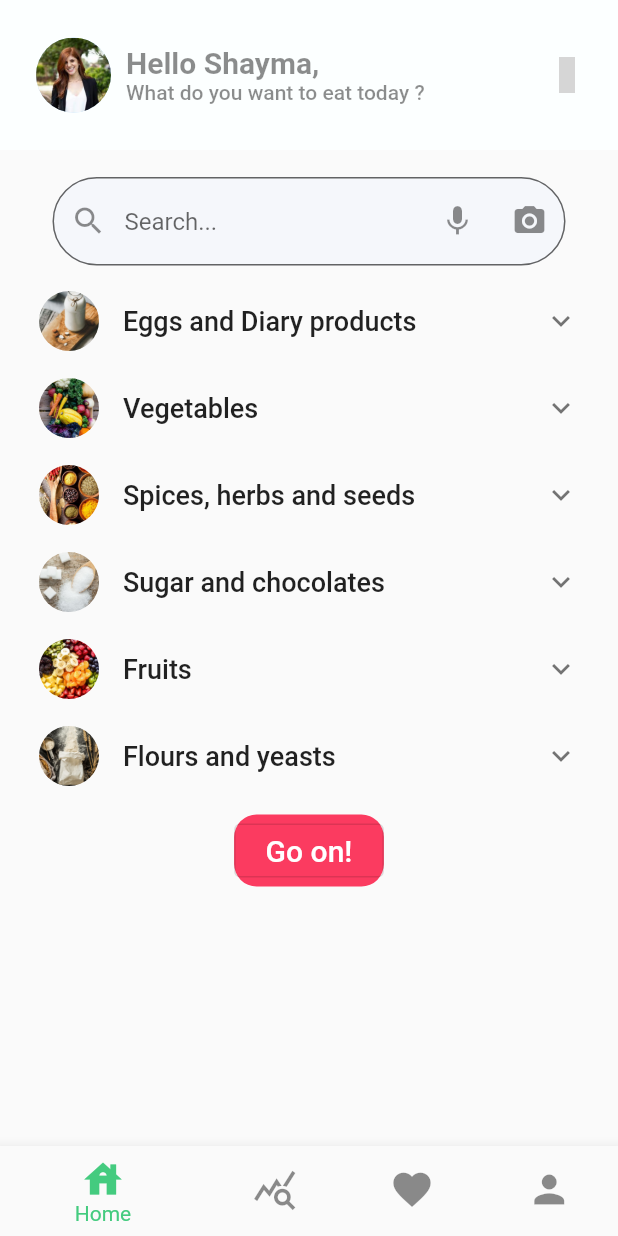
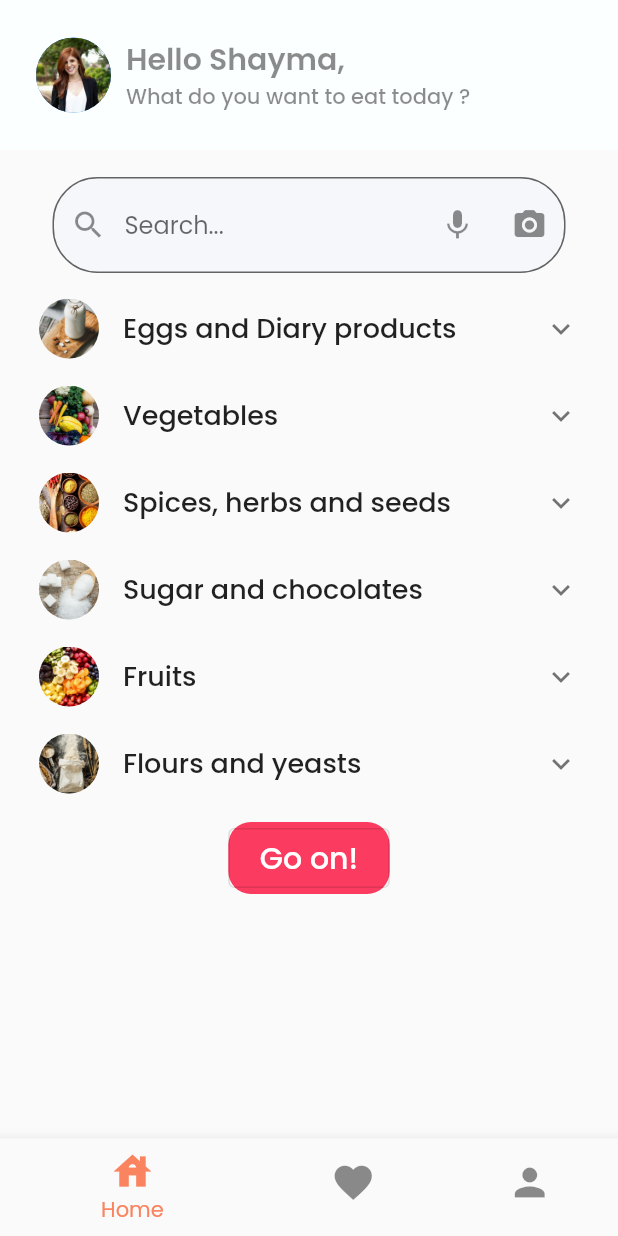
Before and after one commit to MaryemJaouadii/Foody, a Flutter app: the screen it shows after launch, on a phone screen of 412 x 824 dp. Run offline on Flutter 3.47's test engine with Material 2 defaults, Android fonts, the light colour scheme and no system bars; drawn by our look-alikes of searchfield; our stand-ins replace camera, cloud_firestore, firebase_auth, firebase_core, iconsax, speech_to_text and 2 more; missing offline and left inert: tflite; accounts and stored records are empty; project files that could hold a hidden picture were left out; grey boxes are pictures that could not be loaded.

Commit message:
fix BottomNavigationBar

```diff
--- a/lib/Models/Ingredient.dart
+++ b/lib/Models/Ingredient.dart
@@ -68,4 +68,6 @@ class IngredientView {
   }
 
   static String getTotalIngredients() => selectedIngredientsNames.join(" ");
+  static String getTotalIngredientsMessage() =>
+      selectedIngredientsNames.join(", ");
 }
--- a/lib/Widgets/myAppBar.dart
+++ b/lib/Widgets/myAppBar.dart
@@ -1,8 +1,4 @@
 import 'package:flutter/material.dart';
-import 'package:foodproject/constants.dart';
-import 'package:foodproject/screens/favoriteRecipes.dart';
-import 'package:iconsax/iconsax.dart';
-import 'package:path/path.dart';
 
 class myAppBar extends StatelessWidget implements PreferredSizeWidget {
   const myAppBar({Key? key}) : super(key: key);
@@ -10,7 +6,7 @@ class myAppBar extends StatelessWidget implements PreferredSizeWidget {
   @override
   Widget build(BuildContext context) {
     return AppBar(
-      automaticallyImplyLeading: false ,
+      automaticallyImplyLeading: false,
       backgroundColor: Color(0xFFFCFFFF),
       centerTitle: false,
       elevation: 0,
@@ -64,15 +60,15 @@ class myAppBar extends StatelessWidget implements PreferredSizeWidget {
       actions: [
         Padding(
           padding: EdgeInsets.only(right: 10.0),
-          child: IconButton(
-            icon: Icon(
-              Iconsax.heart,
-             color: ModalRoute.of(context)?.settings.name == 'favorite'? kPrimaryColor: Colors.black45,
-            ),
-            onPressed: () {
-              ModalRoute.of(context)?.settings.name != 'favorite'? Navigator.pushNamed(context, FavoriteRecipes.id): null;
-            },
-          ),
+          // child: IconButton(
+          //   icon: Icon(
+          //     Iconsax.heart,
+          //    color: ModalRoute.of(context)?.settings.name == 'favorite'? kPrimaryColor: Colors.black45,
+          //   ),
+          //   onPressed: () {
+          //     ModalRoute.of(context)?.settings.name != 'favorite'? Navigator.pushNamed(context, FavoriteRecipes.id): null;
+          //   },
+          // ),
         )
       ],
     );
--- a/lib/main.dart
+++ b/lib/main.dart
@@ -42,8 +42,10 @@ class _HomePageState extends State<HomePage> {
     return MaterialApp(
       debugShowCheckedModeBanner: false,
       home: SplashScreen(),
-      theme:
-          ThemeData(brightness: Brightness.light, primaryColor: kSecondColor),
+      theme: ThemeData(
+          brightness: Brightness.light,
+          fontFamily: 'Poppins',
+          focusColor: kSecondColor),
       initialRoute: HomeScreen.id,
       routes: {
         LoginTab.id: (context) => LoginTab(),
--- a/lib/screens/HomeScreen.dart
+++ b/lib/screens/HomeScreen.dart
@@ -1,10 +1,13 @@
 import 'package:flutter/cupertino.dart';
 import 'package:flutter/material.dart';
 import 'package:foodproject/Widgets/myAppBar.dart';
+import 'package:foodproject/screens/Profile.dart';
+import 'package:foodproject/screens/favoriteRecipes.dart';
+
+import '../Models/Ingredient.dart';
+import '../Widgets/SearchIngredients.dart';
 import '../Widgets/SearchRecipeButton.dart';
-import '../Models/recipe_model.dart';
-import '../Widgets/SearchIngredients.dart';
-import '../Models/Ingredient.dart';
+import '../constants.dart';
 
 class HomeScreen extends StatefulWidget {
   static const String id = 'home';
@@ -15,6 +18,10 @@ class HomeScreen extends StatefulWidget {
 }
 
 class _HomeScreenState extends State<HomeScreen> {
+  String applicationId = "227f981e";
+  String applicationKey = "bc3ecb377a931c694b6b49412d31e012";
+  String totalIngredients = IngredientView.getTotalIngredients();
+
   int _selectedIndex = 0;
 
   void _onItemTapped(int index) {
@@ -23,9 +30,21 @@ class _HomeScreenState extends State<HomeScreen> {
     });
   }
 
-  String applicationId = "227f981e";
-  String applicationKey = "bc3ecb377a931c694b6b49412d31e012";
-  String totalIngredients = IngredientView.getTotalIngredients();
+  final List<Widget> _children = [
+    SingleChildScrollView(
+      child: Column(
+        children: [
+          Padding(
+            padding: EdgeInsets.all(10.0),
+            child: SearchIngredients(),
+          ),
+          SearchRecipeButton()
+        ],
+      ),
+    ),
+    FavoriteRecipes(),
+    Profile(),
+  ];
 
   @override
   void initState() {
@@ -37,17 +56,12 @@ class _HomeScreenState extends State<HomeScreen> {
     return Scaffold(
         appBar: const myAppBar(),
         bottomNavigationBar: BottomNavigationBar(
+          type: BottomNavigationBarType.shifting,
           iconSize: 30.0,
           unselectedItemColor: Colors.black45,
-        selectedItemColor: const Color(0xff44cb7f),
+          selectedItemColor: kSecondColor,
           items: const [
-          BottomNavigationBarItem(
-              icon: Icon(
-                Icons.house,
-              ),
-              label: "Home"),
-          BottomNavigationBarItem(
-              icon: Icon(Icons.query_stats), label: "Stats"),
+            BottomNavigationBarItem(icon: Icon(Icons.house), label: "Home"),
             BottomNavigationBarItem(
                 icon: Icon(Icons.favorite), label: "Favorites"),
             BottomNavigationBarItem(icon: Icon(Icons.person), label: "Profile"),
@@ -55,17 +69,6 @@ class _HomeScreenState extends State<HomeScreen> {
           currentIndex: _selectedIndex,
           onTap: _onItemTapped,
         ),
-      body: SingleChildScrollView(
-        child: Column(
-          children: [
-            Padding(
-              padding: EdgeInsets.all(10.0),
-              child: SearchIngredients(),
-            ),
-             SearchRecipeButton()
-          ],
-        ),
-      ),
-    );
+        body: _children[_selectedIndex]);
   }
 }
```
Also changed, not shown: lib/Models/recipe_model.dart (+71 -45 lines), lib/screens/Profile.dart (added, +15 -0 lines), lib/screens/favoriteRecipes.dart (+27 -42 lines), lib/screens/myBottomNavigationBar.dart (added, +37 -0 lines), lib/screens/totalRecipes.dart (+32 -26 lines), lib/Widgets/myBottomNavigationBar.dart (deleted). Lines whose indentation alone changed are shown as unchanged.
